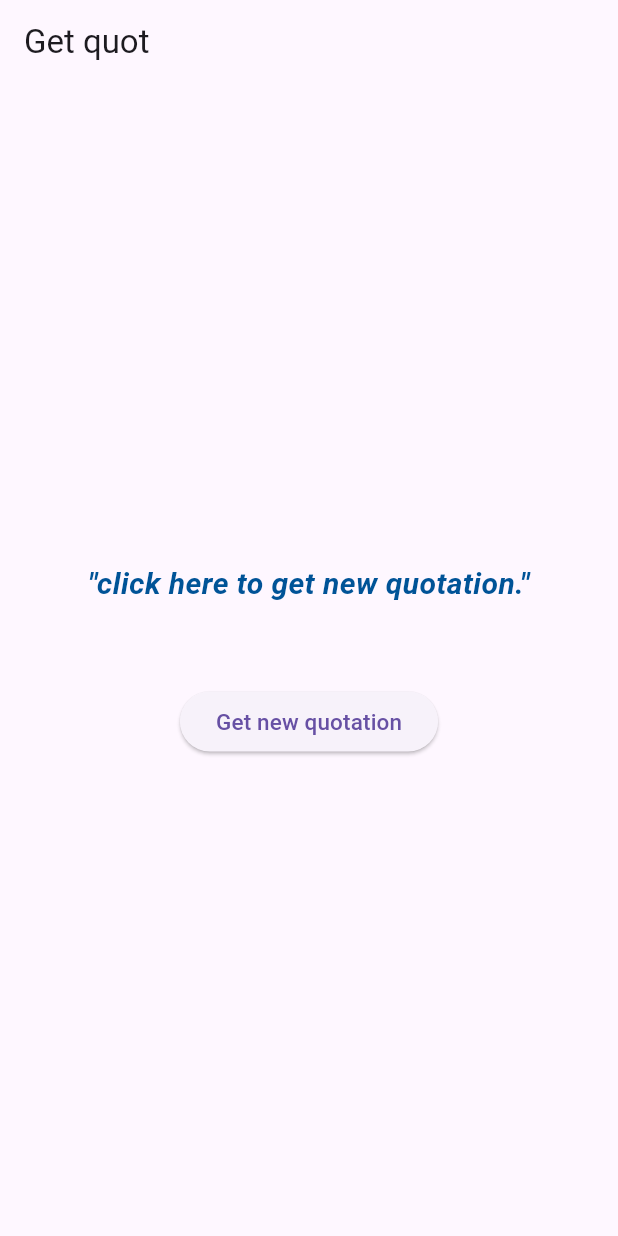
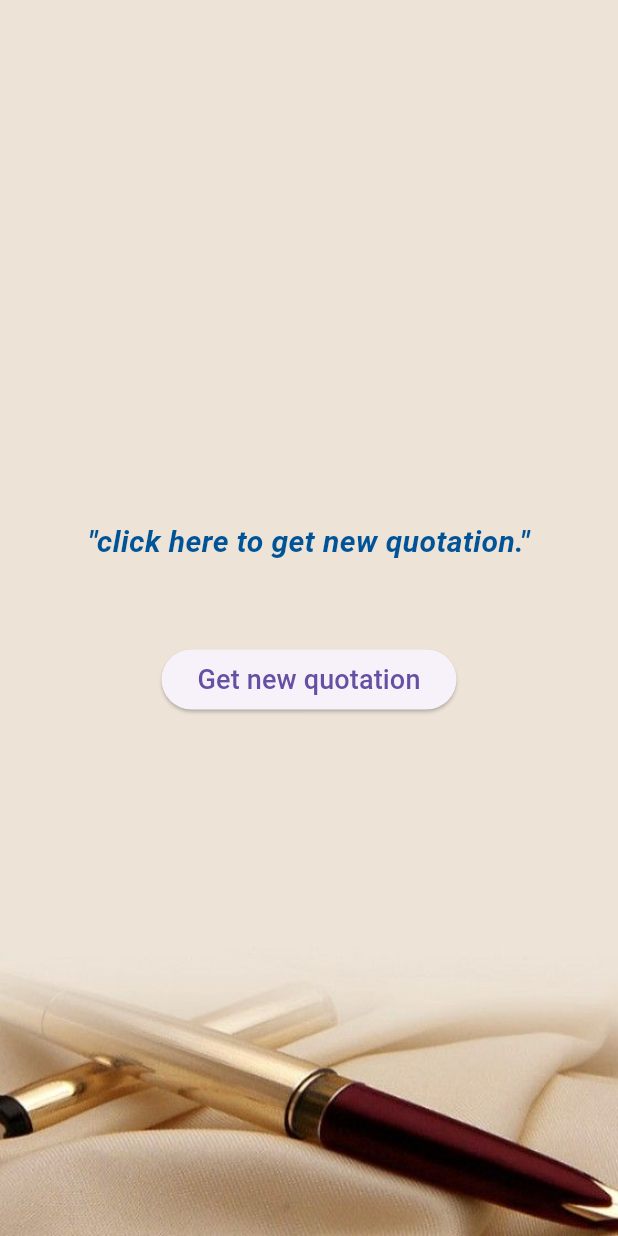
Before and after one commit to Muhannmmad/zitate_app, a Flutter app: the screen it shows after launch, on a phone screen of 412 x 824 dp. Run offline on Flutter 3.47's test engine with Material 3 defaults, Android fonts, the phone set to English and light mode, and no system bars.

```diff
--- a/lib/main.dart
+++ b/lib/main.dart
@@ -51,8 +51,14 @@ class _QuoteScreenState extends State<QuoteScreen> {
   @override
   Widget build(BuildContext context) {
     return Scaffold(
-      appBar: AppBar(title: Text('Get quot')),
-      body: Padding(
+      body: Stack(children: [
+        Positioned.fill(
+          child: Image.asset(
+            'assets/09c7b5584ff749eb34455a54ee657331.jpg',
+            fit: BoxFit.cover,
+          ),
+        ),
+        Padding(
           padding: const EdgeInsets.all(16.0),
           child: Center(
             child: Column(
@@ -83,7 +89,7 @@ class _QuoteScreenState extends State<QuoteScreen> {
                   child: Text(
                     'Get new quotation',
                     style: TextStyle(
-                    fontSize: 15,
+                      fontSize: 18,
                     ),
                   ),
                 ),
@@ -91,6 +97,7 @@ class _QuoteScreenState extends State<QuoteScreen> {
             ),
           ),
         ),
+      ]),
     );
   }
 }
--- a/pubspec.yaml
+++ b/pubspec.yaml
@@ -18,3 +18,6 @@ dev_dependencies:
 
 flutter:
   uses-material-design: true
+
+  assets:
+    - assets/
```
Also changed, not shown: assets/09c7b5584ff749eb34455a54ee657331.jpg (added). Lines whose indentation alone changed are shown as unchanged.
